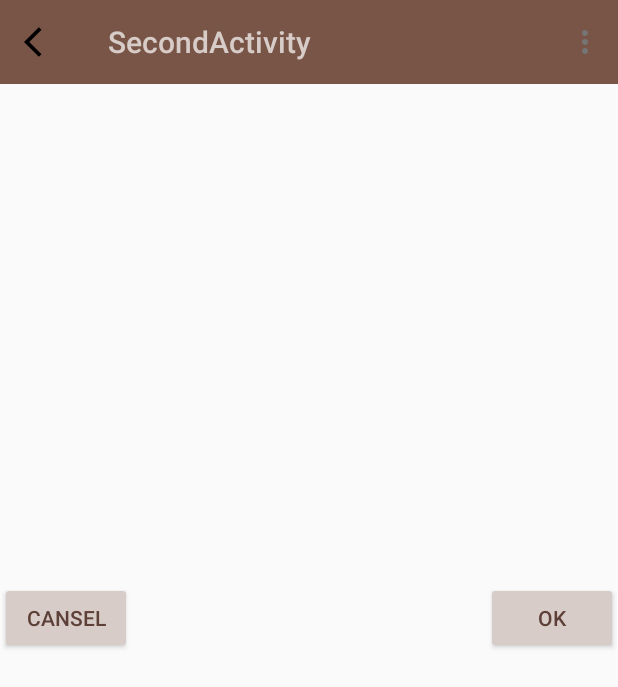
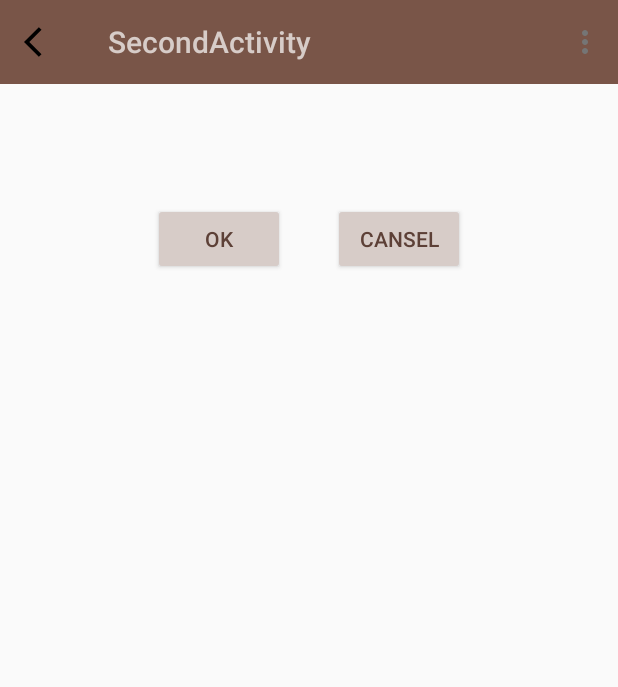
Before and after one commit to VasylyIshkov/Firstgitpoject, an Android app: the SecondActivity screen opened directly, with no data from a screen before it, on a phone screen of 412 x 824 dp. Shown: the top 687 px of the screen. Run offline under Robolectric (Android 15) with nearby library versions, the light colour scheme and no system bars.

Commit message:
Исправил замечания

```diff
--- a/app/src/main/java/com/example/myapplication/SecondActivity.java
+++ b/app/src/main/java/com/example/myapplication/SecondActivity.java
@@ -14,51 +14,54 @@ import com.example.myapplication.base.BaseActivity;
 
 public class SecondActivity extends BaseActivity {
 
-    Button ok,cansel;
-    TextView textfrommain;
+    Button ok, cansel;
+    TextView textFromMain;
+
     @Override
     protected void onCreate(Bundle savedInstanceState) {
         super.onCreate(savedInstanceState);
         setContentView(R.layout.activity_second);
-        textfrommain = findViewById(R.id.TextFromMainActivity);
-        ok = findViewById(R.id.Ok);
-        cansel = findViewById(R.id.Cansel);
+        textFromMain = findViewById(R.id.text_from_main_activity);
+        ok = findViewById(R.id.ok);
+        cansel = findViewById(R.id.cansel);
         String message = getIntent().getStringExtra("message");
-        textfrommain.setText(message);
+        textFromMain.setText(message);
         ok.setOnClickListener(new View.OnClickListener() {
             @Override
             public void onClick(View v) {
-                OkClick();
+                okClick();
             }
         });
         cansel.setOnClickListener(new View.OnClickListener() {
             @Override
             public void onClick(View v) {
-                CanselClick();
+                canselClick();
             }
         });
         initToolbarWithNavigation(getString(R.string.second_activity_title));
 
     }
+
     @Override
     public boolean onOptionsItemSelected(MenuItem item) {
-        //  Toast.makeText(this,"First",Toast.LENGTH_LONG).show();
-        if(item.getItemId() == R.id.menu_main_setting) {
-            Toast.makeText(this,"First2",Toast.LENGTH_LONG).show();
+        if (item.getItemId() == R.id.menu_main_setting) {
+            Toast.makeText(this, "First2", Toast.LENGTH_LONG).show();
 
         } else
-            Toast.makeText(this,"Second2",Toast.LENGTH_LONG).show();
+            Toast.makeText(this, "Second2", Toast.LENGTH_LONG).show();
         return true;
     }
-    private void OkClick() {
+
+    private void okClick() {
         Intent intent = new Intent();
-        intent.putExtra("answer","Ok" );
+        intent.putExtra("answer", "Ok");
         setResult(RESULT_OK, intent);
         finish();
     }
-    private void CanselClick() {
+
+    private void canselClick() {
         Intent intent = new Intent();
-        intent.putExtra("answer","Cansel" );
+        intent.putExtra("answer", "Cansel");
         setResult(RESULT_OK, intent);
         finish();
     }
--- a/app/src/main/java/com/example/myapplication/base/BaseActivity.java
+++ b/app/src/main/java/com/example/myapplication/base/BaseActivity.java
@@ -5,8 +5,11 @@ import android.view.MenuItem;
 import android.view.View;
 import android.widget.Toast;
 import android.widget.Toolbar;
+
 import androidx.appcompat.app.AppCompatActivity;
+
 import com.example.myapplication.R;
+
 public class BaseActivity extends AppCompatActivity {
 
     private Toolbar toolbar;
--- a/app/src/main/res/layout/activity_second.xml
+++ b/app/src/main/res/layout/activity_second.xml
@@ -12,31 +12,36 @@
 
 
     <TextView
+        android:id="@+id/text_from_main_activity"
         android:layout_width="wrap_content"
         android:layout_height="wrap_content"
+        android:layout_centerHorizontal="true"
         android:layout_marginTop="70dp"
-            tools:text="text"
         android:textSize="@dimen/text_size"
-            android:layout_centerHorizontal="true"
-            android:id="@+id/TextFromMainActivity"/>
-        <Button
+        tools:text="text" />
+
+    <LinearLayout
         android:layout_width="wrap_content"
         android:layout_height="wrap_content"
-            android:text="@string/ok"
+        android:layout_below="@id/text_from_main_activity"
+        android:layout_centerHorizontal="true"
+        android:layout_marginTop="@dimen/default_margin_big">
+
+        <Button
+            android:id="@+id/ok"
             style="@style/AppButton"
-            android:id="@+id/Ok"
-            android:layout_centerVertical="true"
-            android:layout_centerHorizontal="true"
-            android:layout_alignParentRight="true"/>
-        <Button
             android:layout_width="wrap_content"
             android:layout_height="wrap_content"
-            android:text="@string/cansel"
+            android:layout_margin="@dimen/default_margin"
+            android:text="@string/ok" />
+
+        <Button
+            android:id="@+id/cansel"
             style="@style/AppButton"
-            android:id="@+id/Cansel"
-            android:layout_centerVertical="true"
-            android:layout_centerHorizontal="true"
-            android:layout_alignParentLeft="true"
-            />
+            android:layout_width="wrap_content"
+            android:layout_height="wrap_content"
+            android:layout_margin="@dimen/default_margin"
+            android:text="@string/cansel" />
+    </LinearLayout>
 
 </RelativeLayout>
--- a/app/src/main/res/layout/toolbar_layout.xml
+++ b/app/src/main/res/layout/toolbar_layout.xml
@@ -6,5 +6,4 @@
     android:layout_height="@dimen/toolbar_height"
     android:minHeight="@dimen/toolbar_height"
     app:elevation="0dp"
-    app:layout_constraintTop_toTopOf="parent">
-</Toolbar>
+    app:layout_constraintTop_toTopOf="parent"></Toolbar>
--- a/app/src/main/res/menu/main_menu.xml
+++ b/app/src/main/res/menu/main_menu.xml
@@ -1,11 +1,11 @@
 <?xml version="1.0" encoding="utf-8"?>
 <menu xmlns:android="http://schemas.android.com/apk/res/android"
+    xmlns:app="http://schemas.android.com/apk/res-auto"
+    android:id="@+id/my_menu"
     android:layout_width="match_parent"
+
     android:layout_height="match_parent"
-    android:id  = "@+id/my_menu"
-
-    android:actionLayout="@layout/toolbar_layout"
-    xmlns:app="http://schemas.android.com/apk/res-auto">
+    android:actionLayout="@layout/toolbar_layout">
     <item
         android:id="@+id/menu_main_setting"
         android:actionLayout="@layout/toolbar_layout"
```
Also changed, not shown: app/src/main/java/com/example/myapplication/MainActivity.java (+16 -15 lines), app/src/main/res/layout/activity_main.xml (+8 -10 lines). Lines whose indentation alone changed are shown as unchanged.
